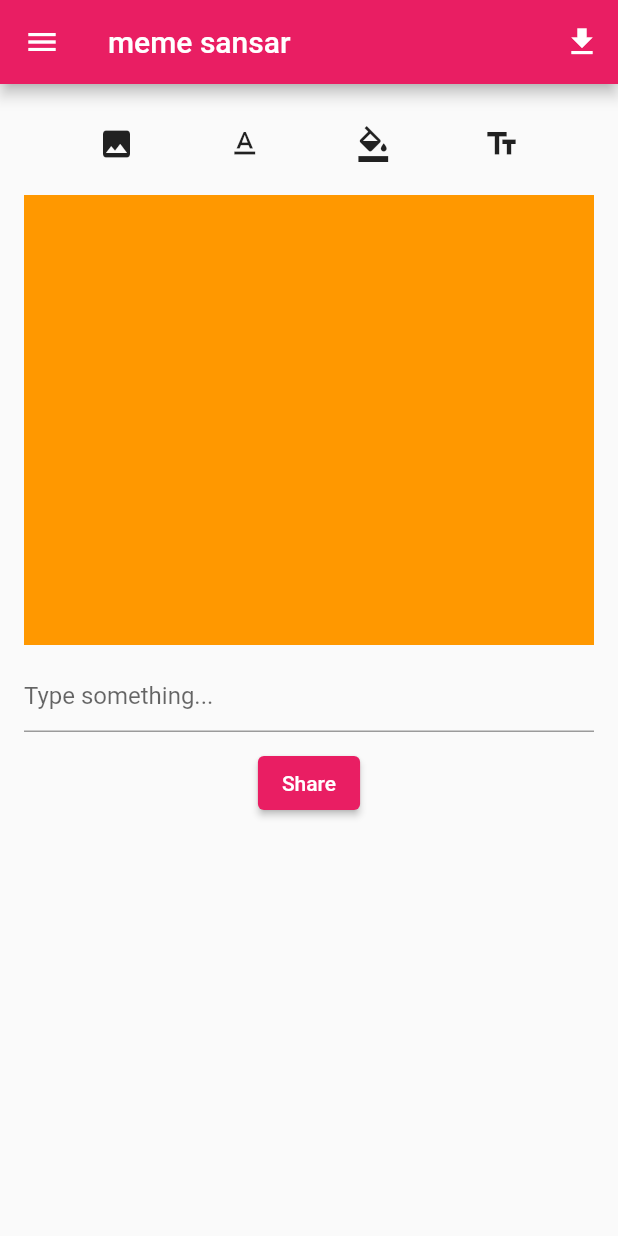
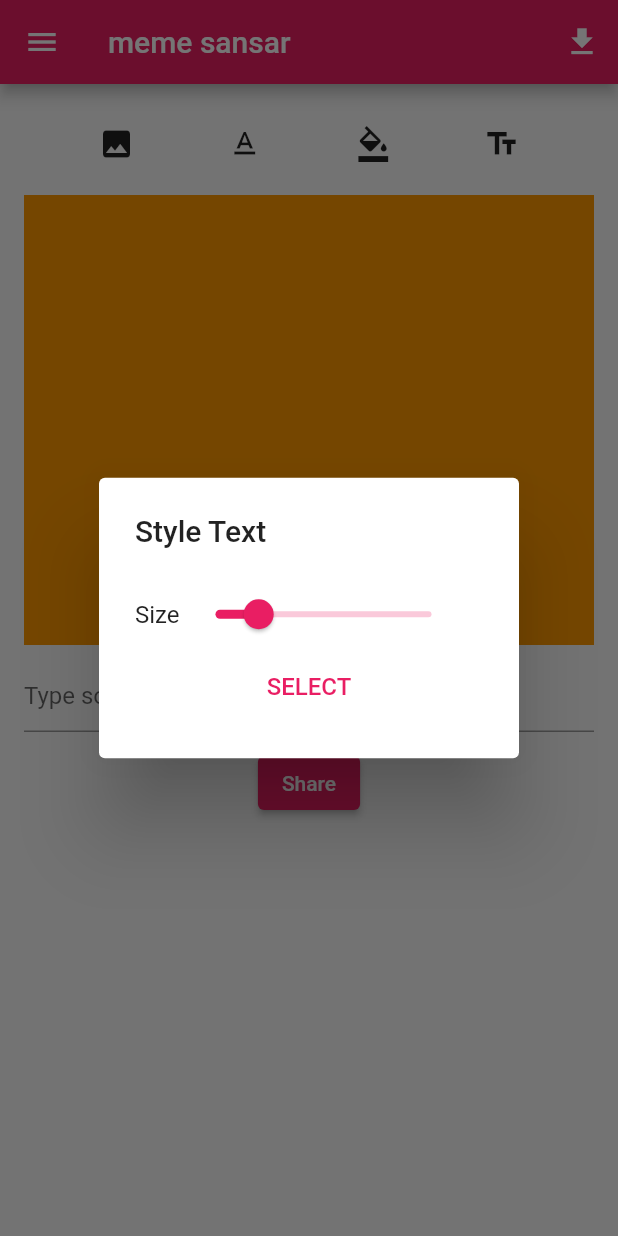
Before and after one commit to crpoudyal/E_cards, a Flutter app: the screen it shows after launch, after a tap on the "text fields" icon, on a phone screen of 412 x 824 dp. Run offline on Flutter 3.47's test engine with Material 2 defaults, Android fonts, the phone set to English and light mode, and no system bars; drawn by our look-alikes of screenshot; our stand-ins replace flutter_colorpicker, image_gallery_saver, image_picker, permission_handler.

Commit message:
feat:rotate text with panning

```diff
--- a/lib/screen/home_screen.dart
+++ b/lib/screen/home_screen.dart
@@ -1,9 +1,15 @@
 import 'dart:io';
-
+import 'dart:math';
+import 'dart:typed_data';
 import 'package:flutter/material.dart';
 import 'package:flutter_colorpicker/flutter_colorpicker.dart';
+import 'package:image_gallery_saver/image_gallery_saver.dart';
 import 'package:image_picker/image_picker.dart';
 import 'package:memesansar/widgets/drawer_widget.dart';
+import 'package:path_provider/path_provider.dart';
+import 'package:permission_handler/permission_handler.dart';
+import 'package:screenshot/screenshot.dart';
+import 'dart:math' as math;
 
 class HomeScreen extends StatefulWidget {
   const HomeScreen({Key? key}) : super(key: key);
@@ -13,12 +19,31 @@ class HomeScreen extends StatefulWidget {
 }
 
 class HomeScreenState extends State<HomeScreen> {
+  @override
+  void initState() {
+    _requestPermission();
+    super.initState();
+  }
+
+  ScreenshotController screenshotController = ScreenshotController();
+
   String text = "";
   double top = 10;
   double left = 10;
+  double _value = 20;
+  double finalAngle = 0.0;
   Color bgcolor = Colors.orange;
   Color txColor = Colors.white;
   File? _image;
+
+  _requestPermission() async {
+    Map<Permission, PermissionStatus> statuses = await [
+      Permission.storage,
+    ].request();
+    final info = statuses[Permission.storage].toString();
+    print(info);
+  }
+
   Future getImage() async {
     final image = await ImagePicker().pickImage(source: ImageSource.gallery);
     if (image == null) return;
@@ -35,7 +60,15 @@ class HomeScreenState extends State<HomeScreen> {
       appBar: AppBar(
         title: const Text("meme sansar"),
         actions: [
-          IconButton(onPressed: () {}, icon: const Icon(Icons.download)),
+          IconButton(
+              onPressed: () {
+                screenshotController.capture().then((capturedImage) async {
+                  showCapturedImage(context, capturedImage!);
+                }).catchError((onError) {
+                  print(onError);
+                });
+              },
+              icon: const Icon(Icons.download)),
         ],
       ),
       drawer: DrawerWidget(),
@@ -66,7 +99,9 @@ class HomeScreenState extends State<HomeScreen> {
                             },
                             icon: const Icon(Icons.format_color_fill)),
                         IconButton(
-                            onPressed: () {},
+                            onPressed: () {
+                              txEdit(context);
+                            },
                             icon: const Icon(Icons.text_fields)),
                       ],
                     ),
@@ -74,6 +109,8 @@ class HomeScreenState extends State<HomeScreen> {
                       height: 10,
                     ),
                     GestureDetector(
+                      child: Screenshot(
+                        controller: screenshotController,
                         child: Stack(
                           children: [
                             _image != null
@@ -90,19 +127,29 @@ class HomeScreenState extends State<HomeScreen> {
                             Positioned(
                                 top: top,
                                 left: left,
+                                child: Transform.rotate(
+                                  angle: finalAngle,
+                                  origin: const Offset(0, 0),
                                   child: Text(
                                     text,
                                     style: TextStyle(
                                         fontSize: 24,
                                         fontWeight: FontWeight.bold,
                                         color: txColor),
+                                  ),
                                 ))
                           ],
                         ),
+                      ),
+                      onPanUpdate: (details) {
+                        setState(() {
+                          finalAngle += details.delta.distance * pi / 180;
+                        });
+                      },
                       onVerticalDragUpdate: (DragUpdateDetails dd) {
                         setState(() {
-                          top = dd.localPosition.dy;
-                          left = dd.localPosition.dx;
+                          top = dd.localPosition.dy - 50;
+                          left = dd.localPosition.dx - 50;
                         });
                       },
                     ),
@@ -129,6 +176,37 @@ class HomeScreenState extends State<HomeScreen> {
               )
             ],
           ),
+        ),
+      ),
+    );
+  }
+
+  Future<dynamic> showCapturedImage(
+      BuildContext context, Uint8List capturedImage) {
+    return showDialog(
+      useSafeArea: false,
+      context: context,
+      builder: (context) => Scaffold(
+        appBar: AppBar(
+          title: const Text("Captured Image"),
+        ),
+        body: Column(
+          mainAxisSize: MainAxisSize.min,
+          children: [
+            capturedImage != null ? Image.memory(capturedImage) : Container(),
+            const SizedBox(
+              height: 10,
+            ),
+            ElevatedButton(
+                onPressed: () async {
+                  var appDocDir = await getTemporaryDirectory();
+                  print("AppDocDir --- ${appDocDir.path}");
+                  String savePath = "${appDocDir.path}/temp.png";
+                  final result = await ImageGallerySaver.saveFile(savePath);
+                  print("This is the result---->$result");
+                },
+                child: const Text("Save to Gallery"))
+          ],
         ),
       ),
     );
@@ -174,6 +252,26 @@ class HomeScreenState extends State<HomeScreen> {
               ],
             ),
           ));
+  void txEdit(BuildContext context) => showDialog(
+      context: context,
+      builder: (context) => AlertDialog(
+            title: const Text("Style Text"),
+            content: Column(
+              mainAxisSize: MainAxisSize.min,
+              children: [
+                buildTxStylePicker(),
+                TextButton(
+                  onPressed: () {
+                    Navigator.of(context).pop();
+                  },
+                  child: const Text(
+                    "SELECT",
+                    style: TextStyle(fontSize: 16),
+                  ),
+                )
+              ],
+            ),
+          ));
 
   Widget buildBgColorPicker() {
     return ColorPicker(
@@ -194,4 +292,28 @@ class HomeScreenState extends State<HomeScreen> {
           });
         });
   }
+
+  Widget buildTxStylePicker() {
+    return Column(
+      children: [
+        Row(
+          children: [
+            const Text("Size"),
+            Slider(
+              min: 0.0,
+              max: 100.0,
+              value: _value,
+              onChanged: (value) {
+                print("values ---> $value");
+                setState(() {
+                  _value = value;
+                  print(_value);
+                });
+              },
+            ),
+          ],
+        ),
+      ],
+    );
   }
+}
```
Lines whose indentation alone changed are shown as unchanged.
